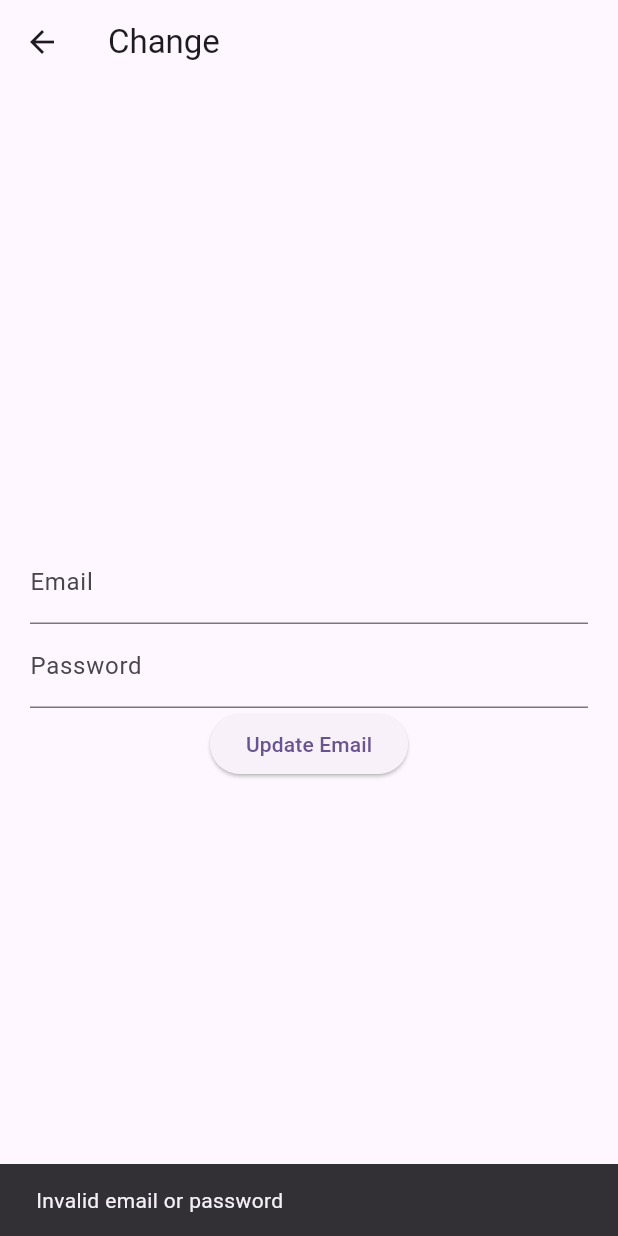
After one commit to raman04-byte/appwrite_auth, a Flutter app: the ChangeEmail screen opened by its route, after a tap on "Update Email", on a phone screen of 412 x 824 dp. The commit adds this screen. Run offline on Flutter 3.47's test engine with Material 3 defaults, Android fonts, the light colour scheme and no system bars; our stand-ins replace appwrite; network calls fail.

Commit message:
chore: Update AndroidManifest.xml and route.dart, add ChangeEmail screen
- Update AndroidManifest.xml to use a new data scheme for appwrite-callback
- Update route.dart to include routes for ChangeEmail and UpdatePassword screens
- Set obscureText to false in login.dart for password field
- Update padding in home.dart to use EdgeInsets.all
- Add ChangeEmail screen with functionality to update email

```diff
--- a/lib/auth/authenticate.dart
+++ b/lib/auth/authenticate.dart
@@ -4,12 +4,12 @@ import 'package:flutter/foundation.dart';
 
 Client client = Client()
     .setEndpoint('https://cloud.appwrite.io/v1')
-    .setProject('665d7307003940db4af8')
+    .setProject('6683c5940013e4df2251')
     .setSelfSigned(status: true);
 
 Account account = Account(client);
 
-createUser(String email, String password, String name) async {
+Future<bool> createUser(String email, String password, String name) async {
   try {
     final uniqueID = ID.unique();
     await account.create(
@@ -28,7 +28,7 @@ createUser(String email, String password, String name) async {
   }
 }
 
-loginUser(String email, String password) async {
+Future<bool> loginUser(String email, String password) async {
   try {
     await account.createEmailPasswordSession(email: email, password: password);
     return true;
@@ -40,7 +40,7 @@ loginUser(String email, String password) async {
   }
 }
 
-checkSession() async {
+Future<bool> checkSession() async {
   try {
     await account.getSession(sessionId: 'current');
     return true;
@@ -52,7 +52,7 @@ checkSession() async {
   }
 }
 
-signInWithGithub() async {
+Future<bool> signInWithGithub() async {
   try {
     await account.createOAuth2Session(
       provider: OAuthProvider.github,
@@ -67,7 +67,7 @@ signInWithGithub() async {
   }
 }
 
-logout() async {
+Future<bool> logout() async {
   try {
     await account.deleteSession(sessionId: 'current');
     return true;
@@ -79,7 +79,7 @@ logout() async {
   }
 }
 
-deleteAccount(String identityId) async {
+Future<bool> deleteAccount() async {
   try {
     await account.updateStatus();
     return true;
@@ -90,3 +90,53 @@ deleteAccount(String identityId) async {
     return false;
   }
 }
+
+Future<bool> updateEmail(String email, String password) async {
+  try {
+    await account.updateEmail(email: email, password: password);
+    return true;
+  } catch (e) {
+    if (kDebugMode) {
+      print(e);
+    }
+    return false;
+  }
+}
+
+Future<bool> updatePassword(String newPassword, String oldPassword) async {
+  try {
+    await account.updatePassword(
+        password: newPassword, oldPassword: oldPassword);
+    return true;
+  } catch (e) {
+    if (kDebugMode) {
+      print(e);
+    }
+    return false;
+  }
+}
+
+// TODO: For you guys to implement this function in to screen and than create a PR
+Future<bool> updatePhoneNumber(String phoneNumber, String password) async {
+  try {
+    await account.updatePhone(phone: phoneNumber, password: password);
+    return true;
+  } catch (e) {
+    if (kDebugMode) {
+      print(e);
+    }
+    return false;
+  }
+}
+
+Future<bool> updateName(String newName) async {
+  try {
+    await account.updateName(name: newName);
+    return true;
+  } catch (e) {
+    if (kDebugMode) {
+      print(e);
+    }
+    return false;
+  }
+}
--- a/lib/route.dart
+++ b/lib/route.dart
@@ -1,3 +1,5 @@
+import 'package:appwriteauth/screens/changemail.dart';
+import 'package:appwriteauth/screens/updatePassword.dart';
 import 'package:appwriteauth/sessions/currentSession.dart';
 import 'package:flutter/material.dart';
 
@@ -11,5 +13,7 @@ Map<String, WidgetBuilder> get routesMethod {
     '/home': (context) => const HomePage(),
     '/login': (context) => const LoginPage(),
     '/signup': (context) => const SignupPage(),
+    '/changeEmail': (context) => const ChangeEmail(),
+    '/updatePassword' : (context) => const UpdatePassword(),
   };
 }
--- /dev/null
+++ b/lib/screens/changemail.dart
@@ -0,0 +1,71 @@
+import 'package:appwriteauth/auth/authenticate.dart';
+import 'package:flutter/material.dart';
+
+class ChangeEmail extends StatefulWidget {
+  const ChangeEmail({super.key});
+
+  @override
+  State<ChangeEmail> createState() => _ChangeEmailState();
+}
+
+class _ChangeEmailState extends State<ChangeEmail> {
+  final TextEditingController _emailController = TextEditingController();
+  final TextEditingController _passwordController = TextEditingController();
+  @override
+  Widget build(BuildContext context) {
+    return Scaffold(
+      appBar: AppBar(
+        title: const Text('Change'),
+      ),
+      body: Padding(
+        padding: const EdgeInsets.all(20),
+        child: Column(
+          crossAxisAlignment: CrossAxisAlignment.center,
+          mainAxisAlignment: MainAxisAlignment.center,
+          children: [
+            TextFormField(
+              controller: _emailController,
+              decoration: const InputDecoration(
+                labelText: 'Email',
+              ),
+              validator: (value) {
+                if (value == null || value.isEmpty) {
+                  return 'Please enter the new email';
+                }
+                return null;
+              },
+            ),
+            TextFormField(
+              controller: _passwordController,
+              decoration: const InputDecoration(
+                labelText: 'Password',
+              ),
+              validator: (value) {
+                if (value == null || value.isEmpty) {
+                  return 'Please enter the password';
+                }
+                return null;
+              },
+            ),
+            ElevatedButton(
+                onPressed: () {
+                  updateEmail(_emailController.text, _passwordController.text)
+                      .then((value) {
+                    if (value) {
+                      Navigator.pushReplacementNamed(context, '/home');
+                    } else {
+                      ScaffoldMessenger.of(context).showSnackBar(
+                        const SnackBar(
+                          content: Text('Invalid email or password'),
+                        ),
+                      );
+                    }
+                  });
+                },
+                child: const Text("Update Email"))
+          ],
+        ),
+      ),
+    );
+  }
+}
--- a/lib/screens/login.dart
+++ b/lib/screens/login.dart
@@ -45,7 +45,7 @@ class _LoginPageState extends State<LoginPage> {
               decoration: const InputDecoration(
                 labelText: 'Password',
               ),
-              obscureText: true,
+              obscureText: false,
             ),
             ElevatedButton(
               onPressed: () {
@@ -66,8 +66,7 @@ class _LoginPageState extends State<LoginPage> {
             ),
             ElevatedButton(
               onPressed: () {
-                signInWithGithub()
-                    .then((value) {
+                signInWithGithub().then((value) {
                   if (value) {
                     Navigator.pushReplacementNamed(context, '/home');
                   } else {
```
Also changed, not shown: lib/screens/home.dart (+14 -2 lines), lib/screens/updatePassword.dart (added, +70 -0 lines), 1 other file.
